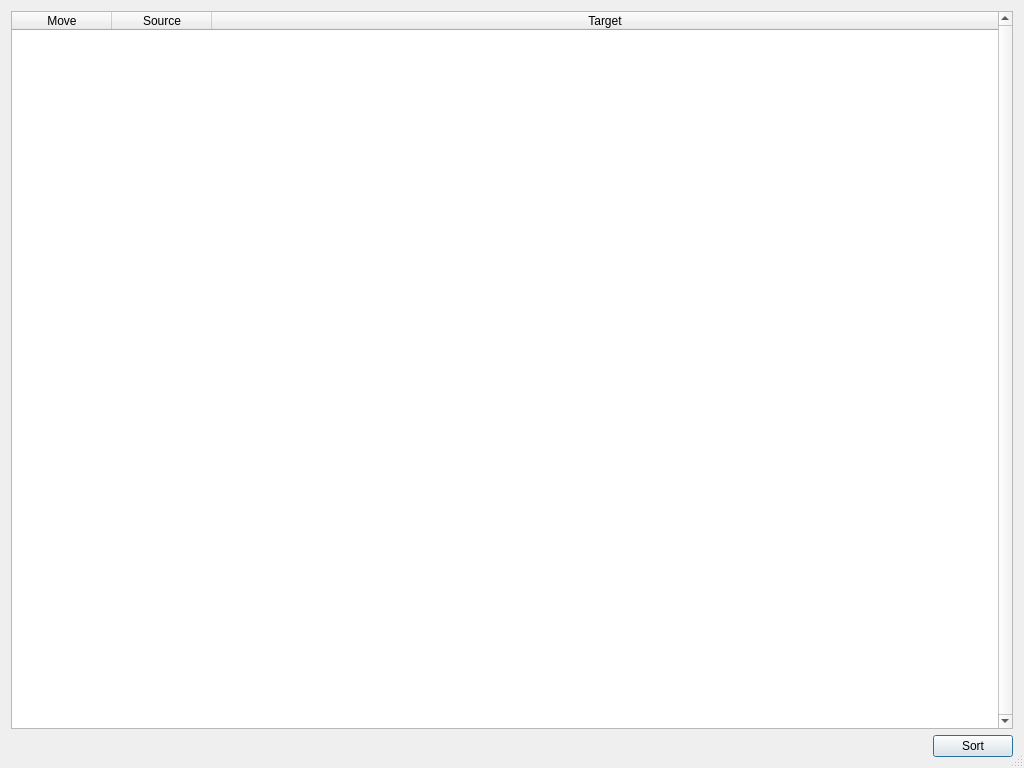
jankrassnigg/Form1, file MusicLibrary/SortLibraryDlg.ui: the form before one commit.
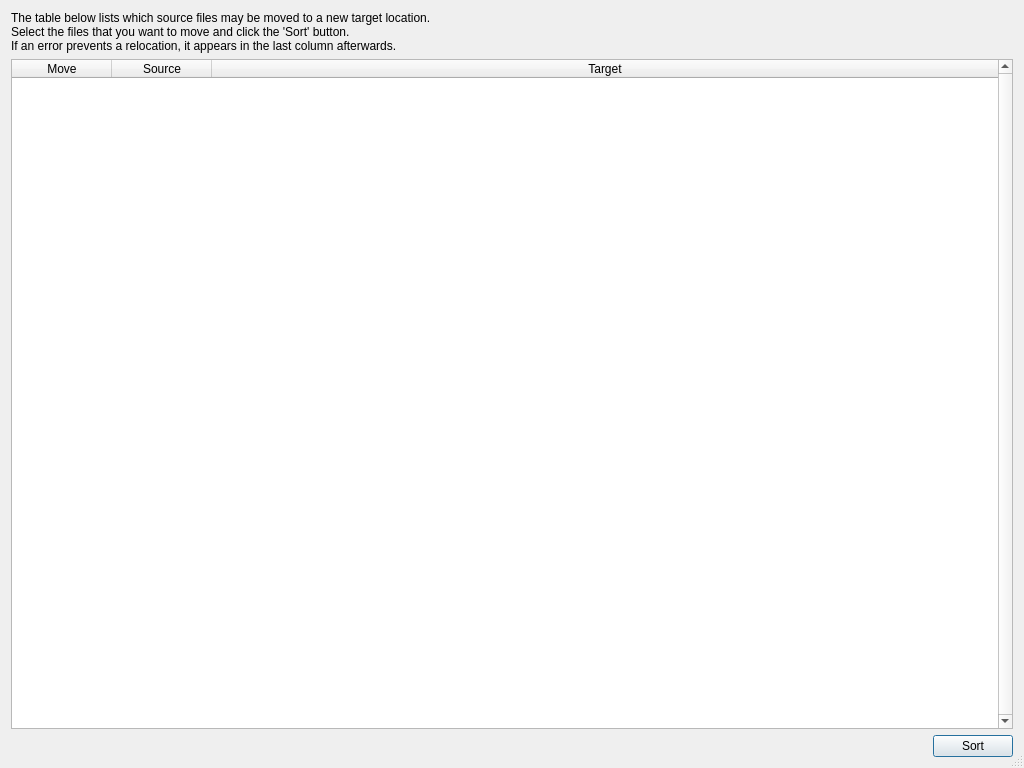
The form after the commit. Icons and pictures are not drawn.

Commit message:
Sort Library dialog improvements
Error icons, shorter paths, tooltips

```diff
--- a/MusicLibrary/SortLibraryDlg.ui
+++ b/MusicLibrary/SortLibraryDlg.ui
@@ -21,6 +21,15 @@
    <bool>true</bool>
   </property>
   <layout class="QVBoxLayout" name="verticalLayout">
+   <item>
+    <widget class="QLabel" name="label">
+     <property name="text">
+      <string>The table below lists which source files may be moved to a new target location.
+Select the files that you want to move and click the 'Sort' button.
+If an error prevents a relocation, it appears in the last column afterwards.</string>
+     </property>
+    </widget>
+   </item>
    <item>
     <widget class="QTableWidget" name="ModificationsTable">
      <property name="verticalScrollBarPolicy">
```
The commit also changes 6 other files.
